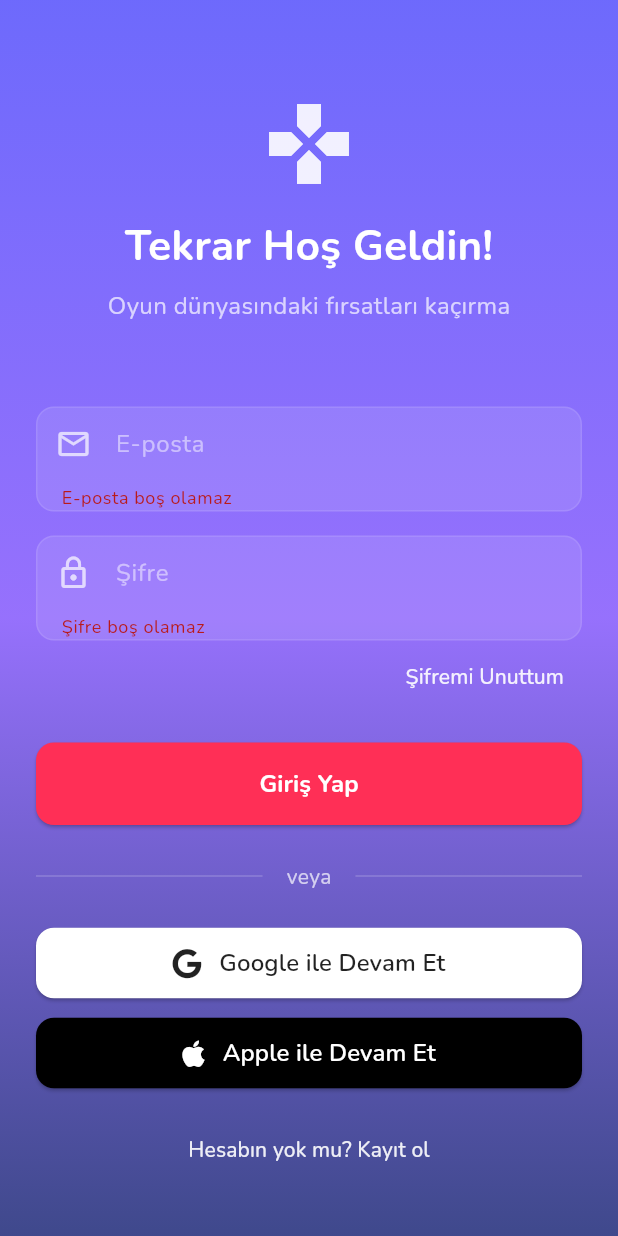
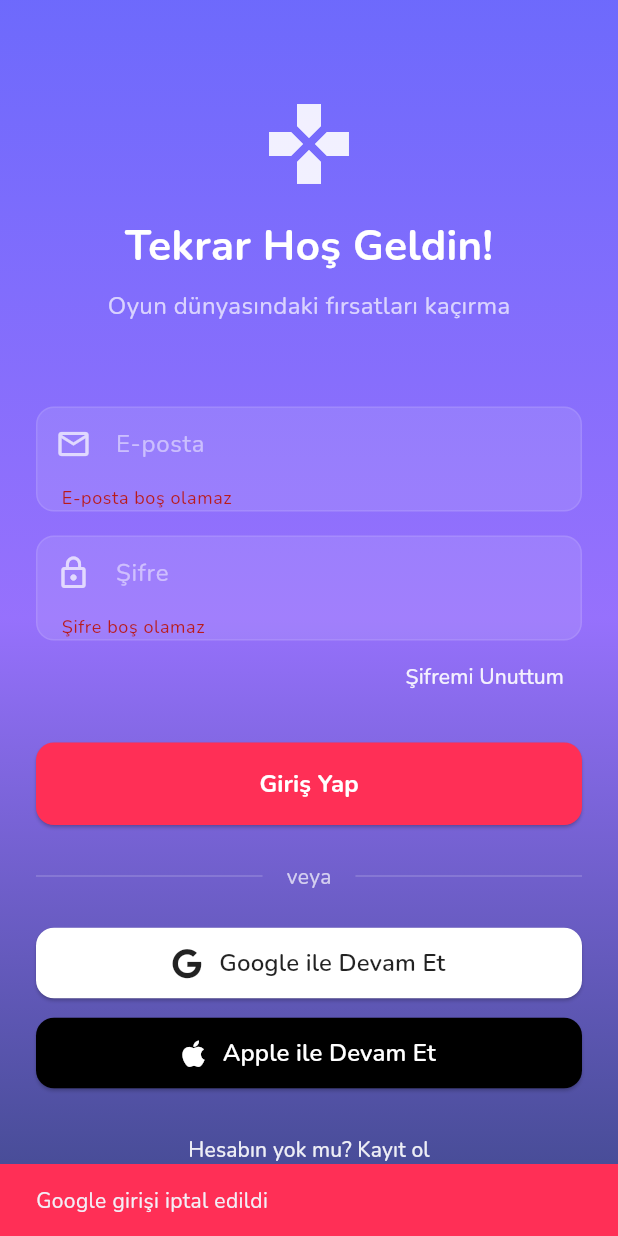
Before and after one commit to eyupece/gametrack, a Flutter app: the AuthScreen screen opened directly, after a tap on "Giriş Yap", after a tap on "Google ile Devam Et", on a phone screen of 412 x 824 dp. Run offline on Flutter 3.47's test engine with Material 3 defaults, Android fonts, the phone set to English and light mode, and no system bars; our stand-ins replace firebase_auth, firebase_core, flutter_riverpod, font_awesome_flutter, google_fonts, google_sign_in and 1 more; accounts and stored records are empty.

Commit message:
feat: implement firebase authentication - Add Firebase Authentication service with email/password, Google and Apple sign-in methods - Create auth screen with modern UI and animations - Implement password reset functionality - Add loading states and error handling - Update Firebase configuration and dependencies - Update TASKS.md with completed items

```diff
--- /dev/null
+++ b/dataconnect/connector/connector.yaml
@@ -0,0 +1,5 @@
+connectorId: default
+generate:
+  dartSdk:
+    outputDir: ..\..\dataconnect-generated\dart\default_connector
+    package: default_connector
--- a/lib/screens/auth_screen.dart
+++ b/lib/screens/auth_screen.dart
@@ -2,6 +2,7 @@ import 'package:flutter/material.dart';
 import 'package:google_fonts/google_fonts.dart';
 import 'profile_screen.dart';
 import 'package:font_awesome_flutter/font_awesome_flutter.dart';
+import '../services/auth_service.dart';
 
 class AuthScreen extends StatefulWidget {
   const AuthScreen({super.key});
@@ -17,6 +18,7 @@ class _AuthScreenState extends State<AuthScreen> {
   final _passwordController = TextEditingController();
   final _nameController = TextEditingController();
   bool _isLoading = false;
+  final _authService = AuthService();
 
   static const Color primaryBlue = Color(0xFF6662FC);
   static const Color accentRed = Color(0xFFFF2F56);
@@ -174,15 +176,7 @@ class _AuthScreenState extends State<AuthScreen> {
 
   Widget _buildAuthButton() {
     return ElevatedButton(
-      onPressed: () {
-        if (_formKey.currentState!.validate()) {
-          // TODO: Implement auth logic
-          Navigator.pushReplacement(
-            context,
-            MaterialPageRoute(builder: (context) => const ProfileScreen()),
-          );
-        }
-      },
+      onPressed: _isLoading ? null : _handleSubmit,
       style: ElevatedButton.styleFrom(
         backgroundColor: accentRed,
         foregroundColor: white,
@@ -191,7 +185,16 @@ class _AuthScreenState extends State<AuthScreen> {
           borderRadius: BorderRadius.circular(12),
         ),
       ),
-      child: Text(
+      child: _isLoading
+          ? const SizedBox(
+              height: 20,
+              width: 20,
+              child: CircularProgressIndicator(
+                strokeWidth: 2,
+                valueColor: AlwaysStoppedAnimation<Color>(white),
+              ),
+            )
+          : Text(
               isLogin ? 'Giriş Yap' : 'Kayıt Ol',
               style: GoogleFonts.nunito(
                 fontSize: 16,
@@ -287,9 +290,7 @@ class _AuthScreenState extends State<AuthScreen> {
         _buildSocialButton(
           'Google ile Devam Et',
           FontAwesomeIcons.google,
-          onPressed: () {
-            // TODO: Implement Google sign in
-          },
+          onPressed: _handleGoogleSignIn,
           backgroundColor: Colors.white,
           foregroundColor: Colors.black87,
         ),
@@ -297,9 +298,7 @@ class _AuthScreenState extends State<AuthScreen> {
         _buildSocialButton(
           'Apple ile Devam Et',
           FontAwesomeIcons.apple,
-          onPressed: () {
-            // TODO: Implement Apple sign in
-          },
+          onPressed: _handleAppleSignIn,
           backgroundColor: Colors.black,
           foregroundColor: Colors.white,
         ),
@@ -317,7 +316,7 @@ class _AuthScreenState extends State<AuthScreen> {
     return SizedBox(
       width: double.infinity,
       child: ElevatedButton(
-        onPressed: onPressed,
+        onPressed: _isLoading ? null : onPressed,
         style: ElevatedButton.styleFrom(
           backgroundColor: backgroundColor,
           foregroundColor: foregroundColor,
@@ -326,7 +325,15 @@ class _AuthScreenState extends State<AuthScreen> {
             borderRadius: BorderRadius.circular(12),
           ),
         ),
-        child: Row(
+        child: _isLoading
+            ? const SizedBox(
+                height: 20,
+                width: 20,
+                child: CircularProgressIndicator(
+                  strokeWidth: 2,
+                ),
+              )
+            : Row(
                 mainAxisAlignment: MainAxisAlignment.center,
                 children: [
                   FaIcon(icon, size: 20),
@@ -413,19 +420,7 @@ class _AuthScreenState extends State<AuthScreen> {
             ),
           ),
           ElevatedButton(
-            onPressed: () {
-              // TODO: Implement password reset
-              Navigator.pop(context);
-              ScaffoldMessenger.of(context).showSnackBar(
-                SnackBar(
-                  content: Text(
-                    'Şifre sıfırlama bağlantısı gönderildi',
-                    style: GoogleFonts.nunito(),
-                  ),
-                  backgroundColor: primaryBlue,
-                ),
-              );
-            },
+            onPressed: () => _handlePasswordReset(resetEmailController.text),
             style: ElevatedButton.styleFrom(
               backgroundColor: primaryBlue,
               shape: RoundedRectangleBorder(
@@ -446,6 +441,139 @@ class _AuthScreenState extends State<AuthScreen> {
     );
   }
 
+  Future<void> _handleSubmit() async {
+    if (!_formKey.currentState!.validate()) return;
+
+    setState(() => _isLoading = true);
+
+    try {
+      if (isLogin) {
+        await _authService.signInWithEmailAndPassword(
+          _emailController.text,
+          _passwordController.text,
+        );
+      } else {
+        await _authService.registerWithEmailAndPassword(
+          _emailController.text,
+          _passwordController.text,
+        );
+      }
+
+      if (mounted) {
+        Navigator.pushReplacement(
+          context,
+          MaterialPageRoute(builder: (context) => const ProfileScreen()),
+        );
+      }
+    } catch (e) {
+      if (mounted) {
+        ScaffoldMessenger.of(context).showSnackBar(
+          SnackBar(
+            content: Text(
+              e.toString(),
+              style: GoogleFonts.nunito(),
+            ),
+            backgroundColor: accentRed,
+          ),
+        );
+      }
+    } finally {
+      if (mounted) {
+        setState(() => _isLoading = false);
+      }
+    }
+  }
+
+  Future<void> _handleGoogleSignIn() async {
+    setState(() => _isLoading = true);
+
+    try {
+      await _authService.signInWithGoogle();
+      if (mounted) {
+        Navigator.pushReplacement(
+          context,
+          MaterialPageRoute(builder: (context) => const ProfileScreen()),
+        );
+      }
+    } catch (e) {
+      if (mounted) {
+        ScaffoldMessenger.of(context).showSnackBar(
+          SnackBar(
+            content: Text(
+              e.toString(),
+              style: GoogleFonts.nunito(),
+            ),
+            backgroundColor: accentRed,
+          ),
+        );
+      }
+    } finally {
+      if (mounted) {
+        setState(() => _isLoading = false);
+      }
+    }
+  }
+
+  Future<void> _handleAppleSignIn() async {
+    setState(() => _isLoading = true);
+
+    try {
+      await _authService.signInWithApple();
+      if (mounted) {
+        Navigator.pushReplacement(
+          context,
+          MaterialPageRoute(builder: (context) => const ProfileScreen()),
+        );
+      }
+    } catch (e) {
+      if (mounted) {
+        ScaffoldMessenger.of(context).showSnackBar(
+          SnackBar(
+            content: Text(
+              e.toString(),
+              style: GoogleFonts.nunito(),
+            ),
+            backgroundColor: accentRed,
+          ),
+        );
+      }
+    } finally {
+      if (mounted) {
+        setState(() => _isLoading = false);
+      }
+    }
+  }
+
+  Future<void> _handlePasswordReset(String email) async {
+    try {
+      await _authService.sendPasswordResetEmail(email);
+      if (mounted) {
+        Navigator.pop(context);
+        ScaffoldMessenger.of(context).showSnackBar(
+          SnackBar(
+            content: Text(
+              'Şifre sıfırlama bağlantısı gönderildi',
+              style: GoogleFonts.nunito(),
+            ),
+            backgroundColor: primaryBlue,
+          ),
+        );
+      }
+    } catch (e) {
+      if (mounted) {
+        ScaffoldMessenger.of(context).showSnackBar(
+          SnackBar(
+            content: Text(
+              e.toString(),
+              style: GoogleFonts.nunito(),
+            ),
+            backgroundColor: accentRed,
+          ),
+        );
+      }
+    }
+  }
+
   static const Color textGrey = Color(0xFF5A585B);
 
   @override
```
Also changed, not shown: dataconnect-generated/dart/default_connector/default.dart (added, +29 -0 lines), dataconnect/dataconnect.yaml (added, +12 -0 lines), lib/main.dart (+16 -3 lines), lib/services/auth_service.dart (added, +119 -0 lines), pubspec.yaml (+5 -3 lines), firebase.json (added), lib/firebase_options.dart (added), 9 other files. Lines whose indentation alone changed are shown as unchanged.
